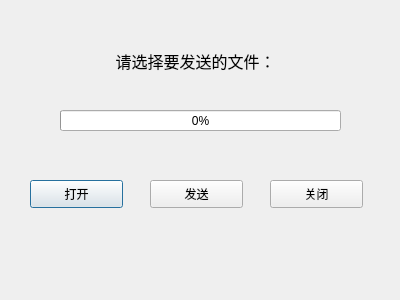
Above: Qt-LAN-Chat/tcpserver.ui from Shiokiri/Qt-LAN-Chat before the change. Below: the same form after it.
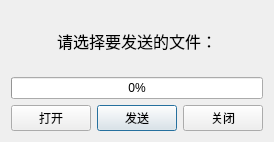
That is the form after the change.

Commit message: dev : other features refactor : ui

```diff
--- a/Qt-LAN-Chat/tcpserver.ui
+++ b/Qt-LAN-Chat/tcpserver.ui
@@ -6,22 +6,30 @@
    <rect>
     <x>0</x>
     <y>0</y>
-    <width>400</width>
-    <height>300</height>
+    <width>274</width>
+    <height>142</height>
    </rect>
   </property>
   <property name="windowTitle">
    <string>发送端</string>
   </property>
+  <layout class="QGridLayout" name="gridLayout">
+   <item row="2" column="1">
+    <widget class="QPushButton" name="serverSendBtn">
+     <property name="text">
+      <string>发送</string>
+     </property>
+    </widget>
+   </item>
+   <item row="2" column="2">
+    <widget class="QPushButton" name="serverCloseBtn">
+     <property name="text">
+      <string>关闭</string>
+     </property>
+    </widget>
+   </item>
+   <item row="0" column="0" colspan="3">
   <widget class="QLabel" name="serverStatusLabel">
-   <property name="geometry">
-    <rect>
-     <x>100</x>
-     <y>50</y>
-     <width>191</width>
-     <height>21</height>
-    </rect>
-   </property>
    <property name="font">
     <font>
      <family>黑体</family>
@@ -35,58 +43,25 @@
     <set>Qt::AlignCenter</set>
    </property>
   </widget>
+   </item>
+   <item row="2" column="0">
+    <widget class="QPushButton" name="serverOpenBtn">
+     <property name="text">
+      <string>打开</string>
+     </property>
+    </widget>
+   </item>
+   <item row="1" column="0" colspan="3">
   <widget class="QProgressBar" name="progressBar">
-   <property name="geometry">
-    <rect>
-     <x>60</x>
-     <y>110</y>
-     <width>281</width>
-     <height>21</height>
-    </rect>
-   </property>
    <property name="value">
     <number>0</number>
    </property>
-  </widget>
-  <widget class="QPushButton" name="serverOpenBtn">
-   <property name="geometry">
-    <rect>
-     <x>30</x>
-     <y>180</y>
-     <width>93</width>
-     <height>28</height>
-    </rect>
-   </property>
-   <property name="text">
-    <string>打开</string>
-   </property>
-  </widget>
-  <widget class="QPushButton" name="serverSendBtn">
-   <property name="geometry">
-    <rect>
-     <x>150</x>
-     <y>180</y>
-     <width>93</width>
-     <height>28</height>
-    </rect>
-   </property>
-   <property name="text">
-    <string>发送</string>
-   </property>
-  </widget>
-  <widget class="QPushButton" name="serverCloseBtn">
-   <property name="geometry">
-    <rect>
-     <x>270</x>
-     <y>180</y>
-     <width>93</width>
-     <height>28</height>
-    </rect>
-   </property>
-   <property name="text">
-    <string>关闭</string>
-   </property>
-  </widget>
+     <property name="alignment">
+      <set>Qt::AlignCenter</set>
+     </property>
+    </widget>
+   </item>
+  </layout>
  </widget>
  <resources/>
  <connections/>
```
Lines whose indentation alone changed are shown as unchanged. The commit also changes 4 other files.
